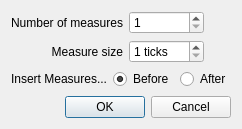
First picture: the form in src/GUI/insertMeasuresDialog.ui, repository Whatang/DrumBurp, before the edit.
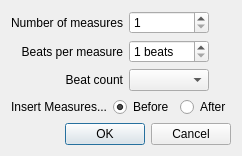
Second picture: the form after the edit.

The edit to the form file:
```diff
--- a/src/GUI/insertMeasuresDialog.ui
+++ b/src/GUI/insertMeasuresDialog.ui
@@ -7,7 +7,7 @@
     <x>0</x>
     <y>0</y>
     <width>231</width>
-    <height>129</height>
+    <height>155</height>
    </rect>
   </property>
   <property name="windowTitle">
@@ -51,7 +51,7 @@
      <item row="1" column="0">
       <widget class="QLabel" name="label_2">
        <property name="text">
-        <string>Measure size</string>
+        <string>Beats per measure</string>
        </property>
        <property name="alignment">
         <set>Qt::AlignRight|Qt::AlignTrailing|Qt::AlignVCenter</set>
@@ -67,7 +67,7 @@
         <string>Size of each measure in ticks</string>
        </property>
        <property name="suffix">
-        <string> ticks</string>
+        <string> beats</string>
        </property>
        <property name="minimum">
         <number>1</number>
@@ -90,6 +90,26 @@
        </property>
       </spacer>
      </item>
+     <item row="2" column="0">
+      <widget class="QLabel" name="label_4">
+       <property name="text">
+        <string>Beat count</string>
+       </property>
+       <property name="alignment">
+        <set>Qt::AlignRight|Qt::AlignTrailing|Qt::AlignVCenter</set>
+       </property>
+      </widget>
+     </item>
+     <item row="2" column="1">
+      <widget class="QComboBox" name="countComboBox">
+       <property name="toolTip">
+        <string>How to count the beat</string>
+       </property>
+       <property name="maxCount">
+        <number>20</number>
+       </property>
+      </widget>
+     </item>
     </layout>
    </item>
    <item>
```
Left out of the diff: 9 changed lines with no effect on the pictures.
